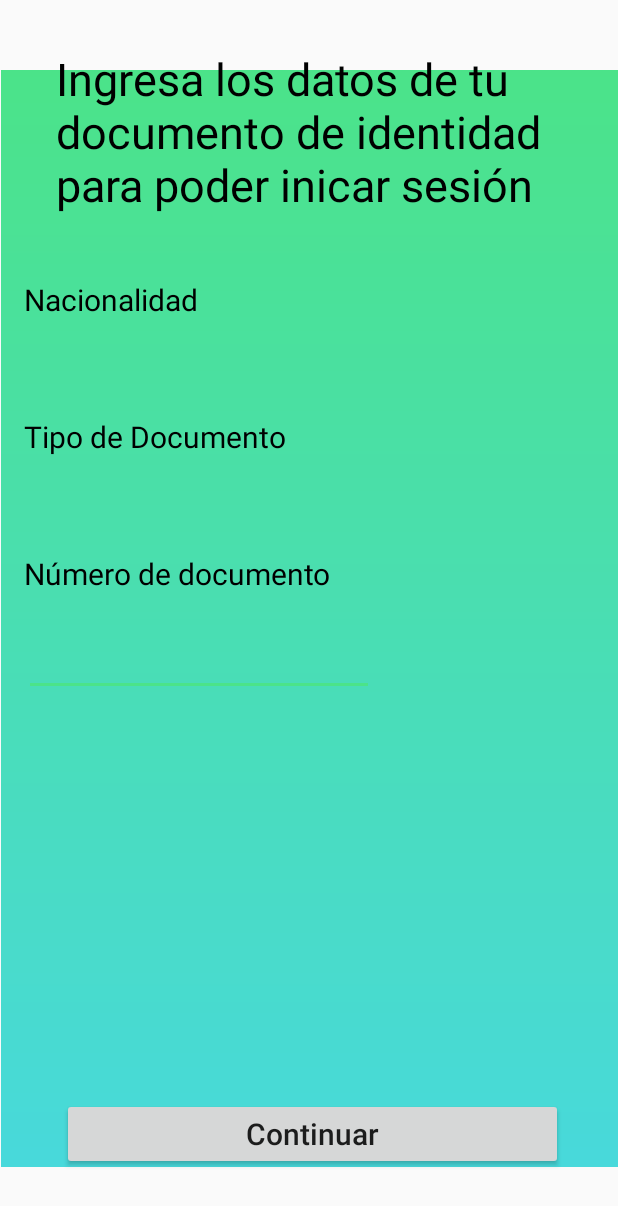
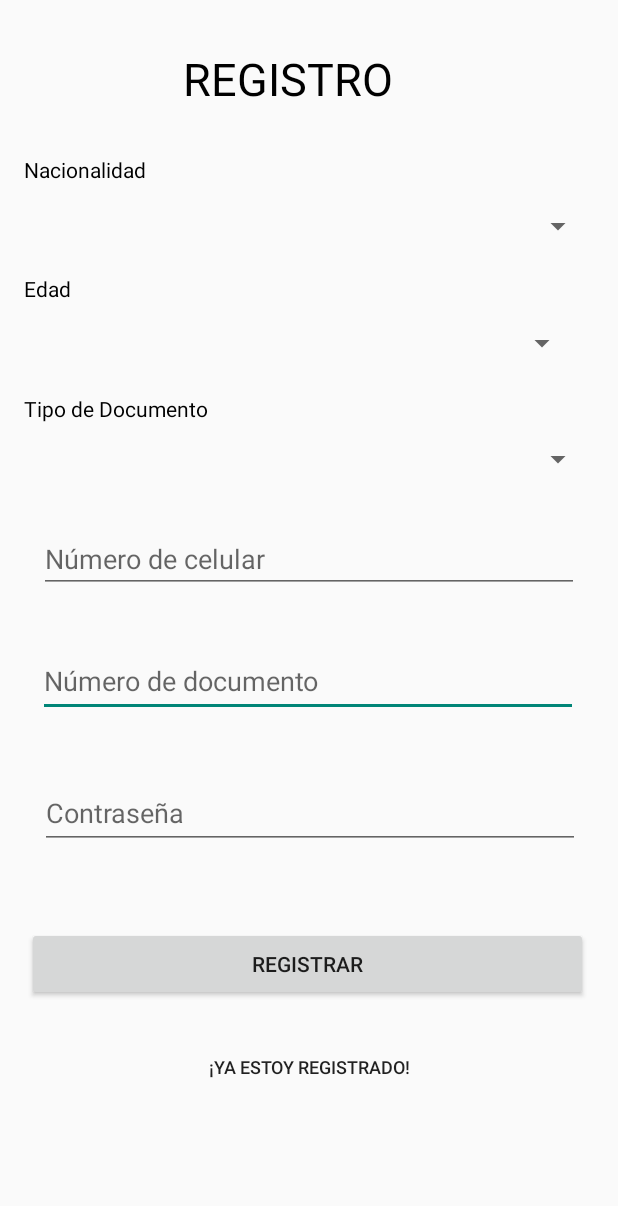
Before and after one commit to DiegoTorrePerez/ProyectoCvd, an Android app: the layout activity_act_registro.xml on its own in the app's theme, with its tools: preview values and no code run, on a phone screen of 412 x 824 dp. Shown: the top 1206 px of the screen. Run offline under Robolectric (Android 15) with nearby library versions, the phone set to English and light mode, and no system bars.

```diff
--- a/app/build.gradle
+++ b/app/build.gradle
@@ -33,5 +33,6 @@ dependencies {
     testImplementation 'junit:junit:4.12'
     androidTestImplementation 'androidx.test.ext:junit:1.1.1'
     androidTestImplementation 'androidx.test.espresso:espresso-core:3.2.0'
+    implementation 'com.android.volley:volley:1.1.1'
 
 }
--- a/app/src/main/res/layout/activity_act_registro.xml
+++ b/app/src/main/res/layout/activity_act_registro.xml
@@ -6,30 +6,19 @@
     android:layout_height="match_parent"
     tools:context=".ActRegistro">
 
-    <RelativeLayout
-        android:layout_width="411dp"
-        android:layout_height="731dp"
-        android:background="@drawable/gradiente1"
-        app:layout_constraintBottom_toBottomOf="parent"
-        app:layout_constraintEnd_toEndOf="parent"
-        app:layout_constraintStart_toStartOf="parent"
-        app:layout_constraintTop_toTopOf="parent">
-
-    </RelativeLayout>
-
     <Spinner
         android:id="@+id/spDocumento"
         android:layout_width="match_parent"
         android:layout_height="wrap_content"
         android:layout_marginStart="16dp"
         android:layout_marginLeft="16dp"
-        android:layout_marginTop="16dp"
+        android:layout_marginTop="12dp"
         android:layout_marginEnd="16dp"
         android:layout_marginRight="16dp"
         android:textColor="#000000"
 
         app:layout_constraintEnd_toEndOf="parent"
-        app:layout_constraintHorizontal_bias="0.0"
+        app:layout_constraintHorizontal_bias="1.0"
         app:layout_constraintStart_toStartOf="parent"
         app:layout_constraintTop_toBottomOf="@+id/textView10"
         tools:listitem="DNI" />
@@ -40,36 +29,24 @@
         android:layout_height="wrap_content"
         android:layout_marginStart="16dp"
         android:layout_marginLeft="16dp"
-        android:layout_marginTop="24dp"
+        android:layout_marginTop="100dp"
         android:text="Tipo de Documento"
         android:textColor="#000000"
         app:layout_constraintStart_toStartOf="parent"
         app:layout_constraintTop_toBottomOf="@+id/spNacionalidad" />
 
-    <TextView
-        android:id="@+id/textView11"
-        android:layout_width="wrap_content"
-        android:layout_height="wrap_content"
-        android:layout_marginStart="16dp"
-        android:layout_marginLeft="16dp"
-        android:layout_marginTop="24dp"
-        android:text="Número de documento"
-        android:textColor="#000000"
+    <Button
+        android:id="@+id/btnRegistrar"
+        android:layout_width="374dp"
+        android:layout_height="49dp"
+        android:layout_marginTop="52dp"
+        android:onClick="evaluacion"
+        android:text="REGISTRAR"
+        android:textAllCaps="false"
+        app:layout_constraintEnd_toEndOf="parent"
+        app:layout_constraintHorizontal_bias="0.473"
         app:layout_constraintStart_toStartOf="parent"
-        app:layout_constraintTop_toBottomOf="@+id/spDocumento" />
-
-    <Button
-        android:id="@+id/button4"
-        android:layout_width="334dp"
-        android:layout_height="48dp"
-        android:layout_marginBottom="44dp"
-        android:onClick="evaluacion"
-        android:text="Continuar"
-        android:textAllCaps="false"
-        app:layout_constraintBottom_toBottomOf="parent"
-        app:layout_constraintEnd_toEndOf="parent"
-        app:layout_constraintHorizontal_bias="0.532"
-        app:layout_constraintStart_toStartOf="parent" />
+        app:layout_constraintTop_toBottomOf="@+id/txtContraseña" />
 
     <TextView
         android:id="@+id/textView9"
@@ -77,7 +54,7 @@
         android:layout_height="wrap_content"
         android:layout_marginStart="16dp"
         android:layout_marginLeft="16dp"
-        android:layout_marginTop="32dp"
+        android:layout_marginTop="20dp"
         android:text="Nacionalidad"
         android:textColor="#000000"
         app:layout_constraintStart_toStartOf="parent"
@@ -101,26 +78,87 @@
 
     <TextView
         android:id="@+id/textView12"
-        android:layout_width="338dp"
-        android:layout_height="122dp"
+        android:layout_width="168dp"
+        android:layout_height="51dp"
         android:layout_marginTop="32dp"
-        android:text="Ingresa los datos de tu documento de identidad  para poder inicar sesión"
+        android:text="REGISTRO"
+        android:textColor="#000000"
         android:textSize="30sp"
-        android:textColor="#000000"
         app:layout_constraintEnd_toEndOf="parent"
         app:layout_constraintStart_toStartOf="parent"
         app:layout_constraintTop_toTopOf="parent" />
 
     <EditText
         android:id="@+id/txtDocumento"
+        android:layout_width="360dp"
+        android:layout_height="48dp"
+        android:layout_marginTop="112dp"
+        android:ems="10"
+        android:hint="Número de documento"
+        android:inputType="number"
+        app:layout_constraintEnd_toEndOf="parent"
+        app:layout_constraintHorizontal_bias="0.484"
+        app:layout_constraintStart_toStartOf="parent"
+        app:layout_constraintTop_toBottomOf="@+id/spDocumento" />
+
+    <Button
+        android:id="@+id/btnAtras"
+        android:layout_width="wrap_content"
+        android:layout_height="wrap_content"
+        android:layout_marginTop="20dp"
+        android:background="@android:color/transparent"
+        android:text="¡Ya estoy registrado!"
+        android:textSize="12sp"
+        app:layout_constraintEnd_toEndOf="parent"
+        app:layout_constraintStart_toStartOf="parent"
+        app:layout_constraintTop_toBottomOf="@+id/btnRegistrar" />
+
+    <EditText
+        android:id="@+id/txtContraseña"
+        android:layout_width="360dp"
+        android:layout_height="48dp"
+        android:layout_marginTop="40dp"
+        android:ems="10"
+        android:hint="Contraseña"
+        android:inputType="textPassword"
+        app:layout_constraintEnd_toEndOf="parent"
+        app:layout_constraintHorizontal_bias="0.515"
+        app:layout_constraintStart_toStartOf="parent"
+        app:layout_constraintTop_toBottomOf="@+id/txtDocumento" />
+
+    <Spinner
+        android:id="@+id/spEdad"
+        android:layout_width="361dp"
+        android:layout_height="28dp"
+        android:layout_marginTop="52dp"
+        app:layout_constraintEnd_toEndOf="parent"
+        app:layout_constraintHorizontal_bias="0.468"
+        app:layout_constraintStart_toStartOf="parent"
+        app:layout_constraintTop_toBottomOf="@+id/spNacionalidad" />
+
+    <TextView
+        android:id="@+id/textView11"
         android:layout_width="wrap_content"
         android:layout_height="wrap_content"
         android:layout_marginStart="16dp"
         android:layout_marginLeft="16dp"
         android:layout_marginTop="20dp"
+        android:text="Edad"
+        android:textColor="#000000"
+        app:layout_constraintStart_toStartOf="parent"
+        app:layout_constraintTop_toBottomOf="@+id/spNacionalidad" />
+
+    <EditText
+        android:id="@+id/txtCelular"
+        android:layout_width="360dp"
+        android:layout_height="wrap_content"
+        android:layout_marginTop="32dp"
         android:ems="10"
-        android:inputType="number"
+        android:hint="Número de celular"
+        android:inputType="phone"
+        app:layout_constraintEnd_toEndOf="parent"
+        app:layout_constraintHorizontal_bias="0.497"
         app:layout_constraintStart_toStartOf="parent"
-        app:layout_constraintTop_toBottomOf="@+id/textView11" />
+        app:layout_constraintTop_toBottomOf="@+id/spDocumento" />
 
 </androidx.constraintlayout.widget.ConstraintLayout>
```
Also changed, not shown: app/src/main/AndroidManifest.xml (+14 -8 lines), app/src/main/java/com/test/proyectocvd/ActRegistro.java (+107 -1 lines), app/src/main/java/com/test/proyectocvd/Login.java (added, +124 -0 lines), app/src/main/java/com/test/proyectocvd/md5.java (added, +26 -0 lines), app/src/main/res/drawable-v24/logo.jpg (added).
